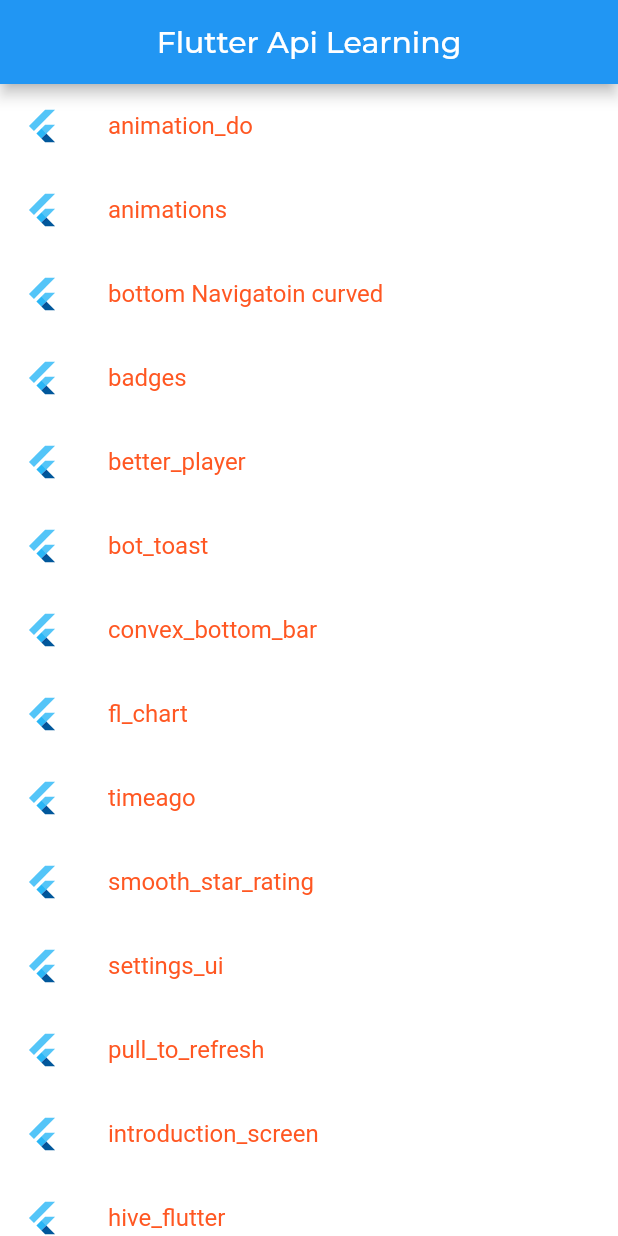
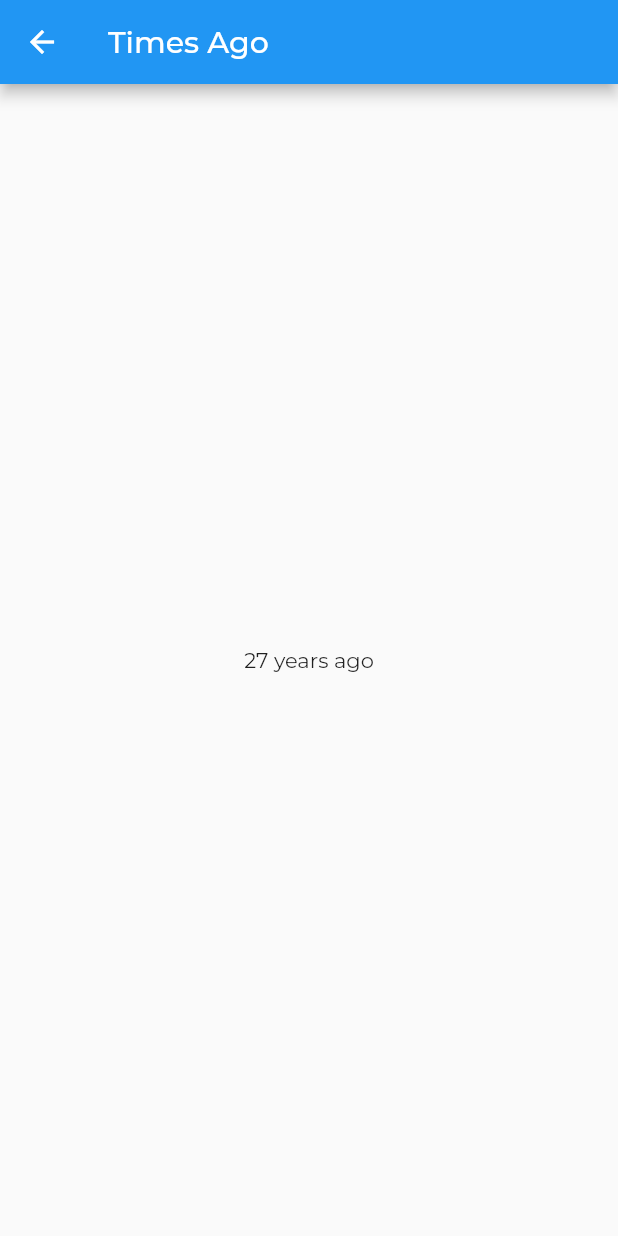
Before and after one commit to ariful06/flutter-apis, a Flutter app: the screen it shows after launch, after a tap on "timeago", on a phone screen of 412 x 824 dp. Run offline on Flutter 3.47's test engine with Material 2 defaults, Android fonts, the light colour scheme and no system bars; our stand-ins replace animate_do, animated_text_kit, badges, better_player, bot_toast, device_preview and 7 more; Roboto replaces fonts that are missing (Agne).

Commit message:
time ago smooth star

```diff
--- /dev/null
+++ b/lib/bindings/smooth_star_bindings.dart
@@ -0,0 +1,11 @@
+
+
+import 'package:flutter_api_learning/controller/aimation/animation_do_controller.dart';
+import 'package:get/get.dart';
+
+class AnimationBindings implements Bindings {
+  @override
+  void dependencies() {
+    Get.lazyPut(() => AnimationDoController());
+  }
+}
--- a/lib/home/home_screen.dart
+++ b/lib/home/home_screen.dart
@@ -71,7 +71,9 @@
             ListTile(
               leading: FlutterLogo(),
               title: CustomItem(title: "timeago"),
-              onTap: () => {},
+              onTap: () => {
+                Get.toNamed(AppRoutes.TIME_AGO,arguments: [{'title':'Times ago '}])
+              },
             ),
             ListTile(
               leading: FlutterLogo(),
--- /dev/null
+++ b/lib/home/timesago/times_ago_example.dart
@@ -0,0 +1,20 @@
+
+import 'package:flutter/material.dart';
+import 'package:flutter/src/widgets/framework.dart';
+import 'package:get/get.dart';
+import 'package:timeago/timeago.dart' as timeago;
+class TimesAgoExample extends GetView{
+  @override
+  Widget build(BuildContext context) {
+    final birthday = DateTime(1995, 5, 2);
+    return Scaffold(
+      appBar: AppBar(
+        title: Text("Times Ago"),
+      ),
+      body: Center(
+        child: Text(timeago.format(birthday))
+      ),
+    );
+  }
+
+}
--- a/lib/routes/app_pages.dart
+++ b/lib/routes/app_pages.dart
@@ -11,6 +11,8 @@
 import 'package:flutter_api_learning/home/bottom_navigation/floating_action_button_bottom_navigation_bar.dart';
 import 'package:flutter_api_learning/home/chart/chart_page.dart';
 import 'package:flutter_api_learning/home/home_screen.dart';
+import 'package:flutter_api_learning/home/smootstart/smooth_star_example.dart';
+import 'package:flutter_api_learning/home/timesago/times_ago_example.dart';
 import 'package:flutter_api_learning/home/toast/toast_example.dart';
 import 'package:flutter_api_learning/routes/app_routes.dart';
 import 'package:get/get.dart';
@@ -24,5 +26,7 @@
     GetPage<BetterPlayerExample>(name: AppRoutes.BETTER_PLAYER, page: ()=> BetterPlayerExample(),transition: Transition.fadeIn,binding: BetterPlayerBindings()),
     GetPage<BotToastExample>(name: AppRoutes.BOT_TOAST, page: ()=> BotToastExample(),transition: Transition.fadeIn),
     GetPage<ChartPage>(name: AppRoutes.FL_CHART, page: ()=> ChartPage(),transition: Transition.fadeIn,binding: ChartBindings()),
+    GetPage<TimesAgoExample>(name: AppRoutes.TIME_AGO, page: ()=> TimesAgoExample(),transition: Transition.fadeIn,),
+    GetPage<SmoothStarExample>(name: AppRoutes.SMOOTH_STAR, page: ()=> SmoothStarExample(),transition: Transition.fadeIn,)
   ];
 }
--- a/lib/routes/app_routes.dart
+++ b/lib/routes/app_routes.dart
@@ -7,4 +7,6 @@
   static const String BETTER_PLAYER = '/b_player';
   static const String BOT_TOAST = '/bot_toast';
   static const String FL_CHART = '/fl_chart';
+  static const String TIME_AGO = '/time_ago';
+  static const String SMOOTH_STAR = '/smooth_star';
 }
```
Also changed, not shown: lib/controller/smooth_start_controller.dart (added, +35 -0 lines), lib/home/smootstart/smooth_star_example.dart (added, +35 -0 lines).
